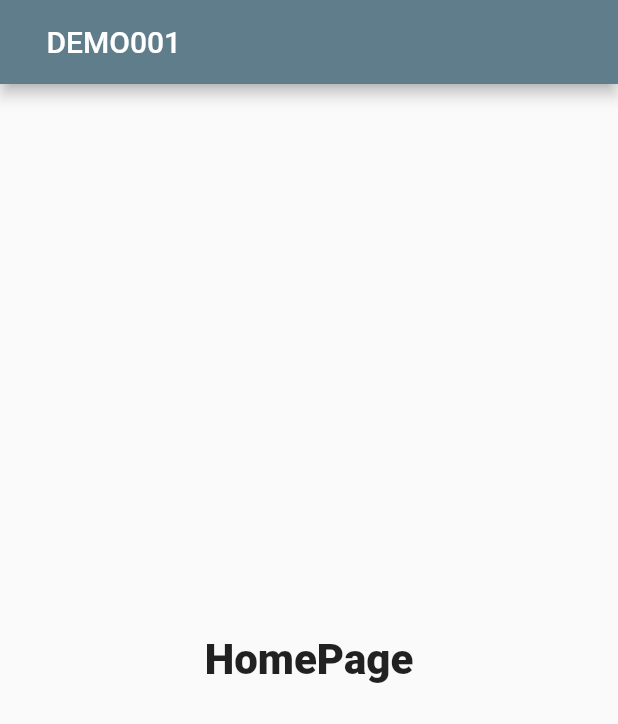
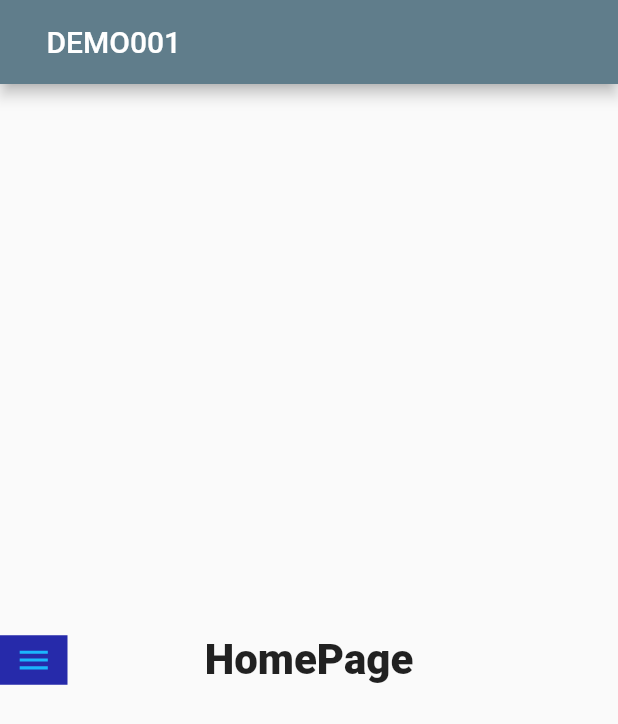
Before and after one commit to Shakti184/demo1, a Flutter app: the screen it shows after launch, on a phone screen of 412 x 824 dp. Shown: the top 724 px of the screen. Run offline on Flutter 3.47's test engine with Material 2 defaults, Android fonts, the phone set to English and light mode, and no system bars; our stand-ins replace rxdart.

Commit message:
fix_the problemof drawer

```diff
--- a/lib/sidebar/sidebar.dart
+++ b/lib/sidebar/sidebar.dart
@@ -1,20 +1,102 @@
+
+import 'dart:async';
+import 'package:rxdart/rxdart.dart';
 import 'package:flutter/material.dart';
 
-class Sidebar extends StatelessWidget {
+class Sidebar extends StatefulWidget {
   const Sidebar({ Key? key }) : super(key: key);
+
+  @override
+  State<Sidebar> createState() => _SidebarState();
+}
+
+class _SidebarState extends State<Sidebar> with SingleTickerProviderStateMixin<Sidebar>{
 
   get child => null;
 
+  late AnimationController _animationController;
+  late StreamController<bool> isSidebarOpenedStreamController;
+  late Stream<bool> isSidebarOpenedStream;
+  late StreamSink<bool> isSidebarOpenedSink;
+
+  final _animationDuration=const Duration(milliseconds: 500);
+
+  @override
+  void initState(){
+    super.initState();
+    _animationController=AnimationController(vsync: this,duration: _animationDuration);
+    isSidebarOpenedStreamController = PublishSubject<bool>();
+    isSidebarOpenedStream= isSidebarOpenedStreamController.stream;
+    isSidebarOpenedSink=isSidebarOpenedStreamController.sink;
+  }
+  @override
+  void dispose(){
+    _animationController.dispose();
+    isSidebarOpenedStreamController.close();
+    isSidebarOpenedSink.close();
+    super.dispose();
+  }
+
+  void onIconPressed(){
+    final animationStatus=_animationController.status;
+    final isAnimationCompleated = animationStatus==AnimationStatus.completed;
+
+    if(isAnimationCompleated){
+      isSidebarOpenedSink.add(false);
+      _animationController.reverse();
+    }else{
+      isSidebarOpenedSink.add(true);
+      _animationController.forward();
+    }
+  }
   @override
   Widget build(BuildContext context) {
-    return Row(
+
+    final ScreenWidth=MediaQuery.of(context).size.width;
+
+    return StreamBuilder<bool>(
+      initialData: false,
+      stream: isSidebarOpenedStream,
+      builder: (context,isSidebarOpenedAsync){
+        return AnimatedPositioned(
+        duration: _animationDuration,
+        top: 0,
+        bottom: 0,
+
+        left: isSidebarOpenedAsync.data!?0 :0,
+        right: isSidebarOpenedAsync.data!?0:ScreenWidth-45,
+
+        child: Row(
           children: <Widget>[
             Expanded(
               child: Container(
                 color:const Color(0xFF262AAA),
               ),
             ),
+            Align(
+              alignment: const Alignment(0,-0.9),
+              child: GestureDetector(
+                onTap: (){
+                  onIconPressed();
+                },
+                child: Container(
+                  width: 35,
+                  height: 110,
+                  color:const Color(0xFF262AAA),
+                  alignment: Alignment.centerLeft,
+                  child: AnimatedIcon(
+                    progress: _animationController.view,
+                    icon: AnimatedIcons.menu_close,
+                    color:const Color(0xFF1BB5FD),
+                    size: 25,
+                    ),
+                ),
+              ),
+            )
           ],
+        ),
+      );
+      },
     );
   }
 }
--- a/pubspec.yaml
+++ b/pubspec.yaml
@@ -34,6 +34,7 @@ dependencies:
   # The following adds the Cupertino Icons font to your application.
   # Use with the CupertinoIcons class for iOS style icons.
   cupertino_icons: ^1.0.2
+  rxdart: ^0.27.5
 
 dev_dependencies:
   flutter_test:
```
Also changed, not shown: pubspec.lock. Lines whose indentation alone changed are shown as unchanged.
